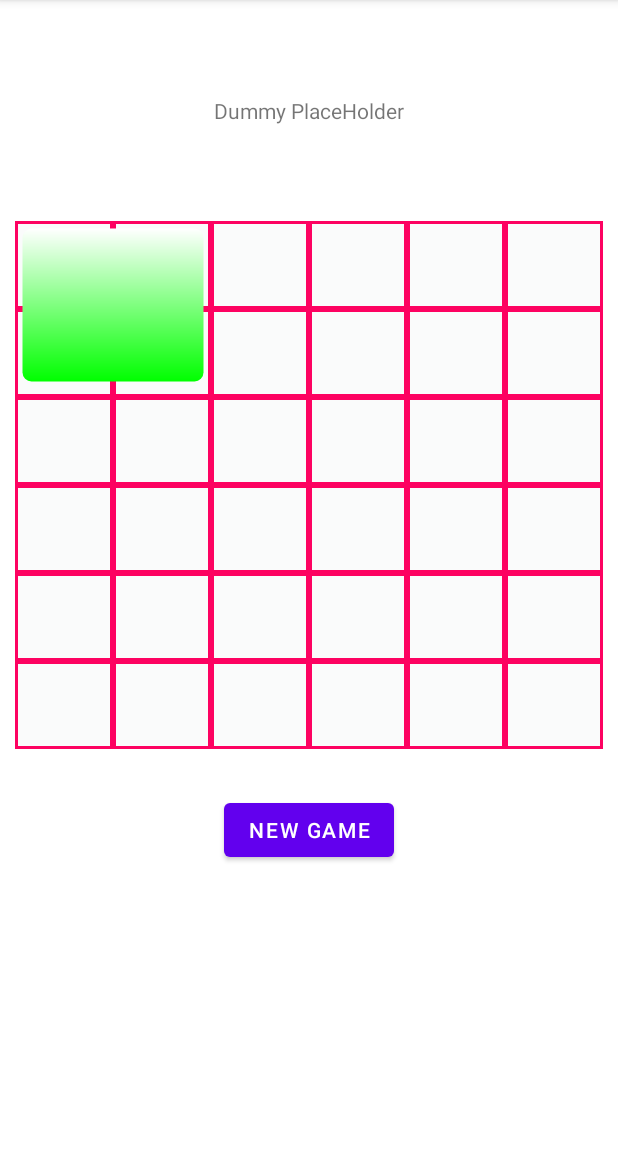
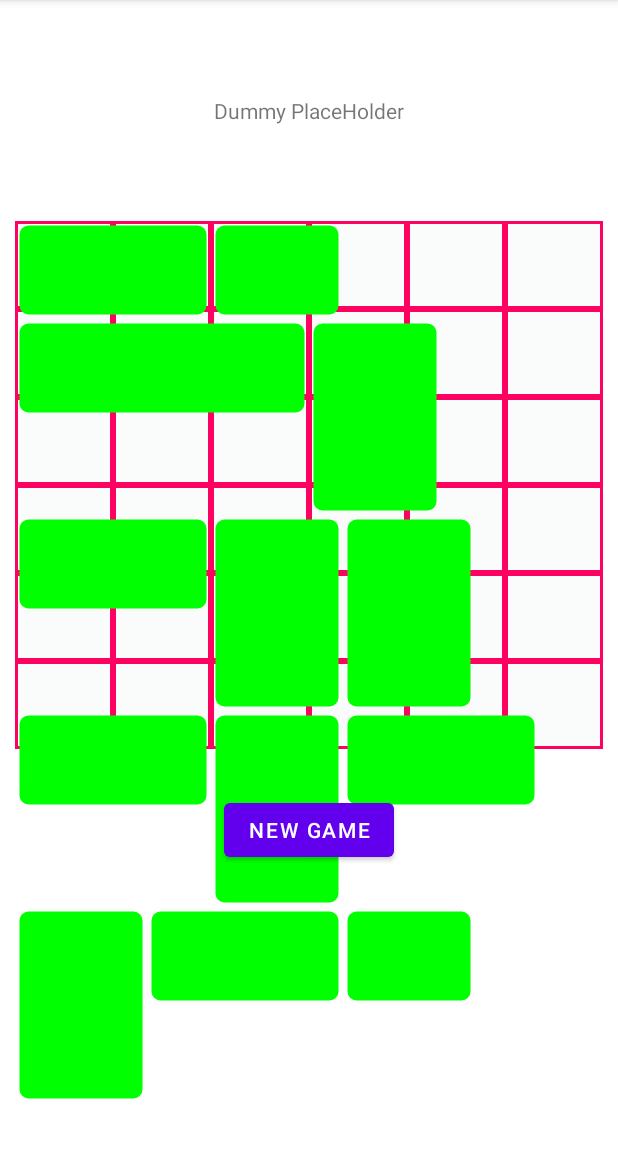
Before and after one commit to olelenz/EcoGecko, an Android app: the fragment GameUI shown on its own in the app's theme, after a tap on "NEW GAME", on a phone screen of 412 x 824 dp, the part 84-1236 px from its top. Run offline under Robolectric (Android 15) with nearby library versions, the phone set to English and light mode, and no system bars; our stand-ins replace FlexboxLayout.

Commit message:
new thing

```diff
--- a/app/src/main/java/eco/gecko/ecogecko/GameUI.kt
+++ b/app/src/main/java/eco/gecko/ecogecko/GameUI.kt
@@ -54,17 +54,25 @@ class GameUI : Fragment() {
         // build grid
         grid.adapter = adapter
 
-        drawButton()
-
+        val game = GameBoard("ooBBoxDDDKooAAJKoMooJEEMIFFLooIGGLox")
+        for (tile in game.tiles) {
+            if (tile.getPositionX().size == 1) {
+                drawButton(1,1)
+            } else if (tile.getSight() && tile.getPositionX().size != 1) {
+                drawButton(1, tile.getPositionY().size)
+            } else {
+                drawButton(tile.getPositionX().size, 1)
+            }
+        }
     }
-    private fun drawButton() {
+    private fun drawButton(x: Int, y: Int) {
         // FIXME Height
         val tile = Button(context)
         val w = flexbox.width / n
-        val h = flexbox.width / (n+1)
+        val h = flexbox.width / n
         tile.setBackgroundResource(R.drawable.tiles_layout)
-        tile.width = w*2
-        tile.height = h*2
+        tile.width = w*x
+        tile.height = h*y
 
         val layoutParams = FlexboxLayout.LayoutParams(
             FlexboxLayout.LayoutParams.WRAP_CONTENT,
--- a/app/src/main/res/drawable/tiles_layout.xml
+++ b/app/src/main/res/drawable/tiles_layout.xml
@@ -1,9 +1,9 @@
 <?xml version="1.0" encoding="utf-8"?>
 <shape xmlns:android="http://schemas.android.com/apk/res/android"
     android:shape="rectangle">
-    <gradient android:startColor="#FFFFFF"
+    <gradient android:startColor="#00FF00"
         android:endColor="#00FF00"
         android:angle="270" />
     <corners android:radius="6dp" />
-    <stroke android:width="10dp" android:color="@android:color/transparent" />
+    <stroke android:width="6dp" android:color="@android:color/transparent" />
 </shape>
```
